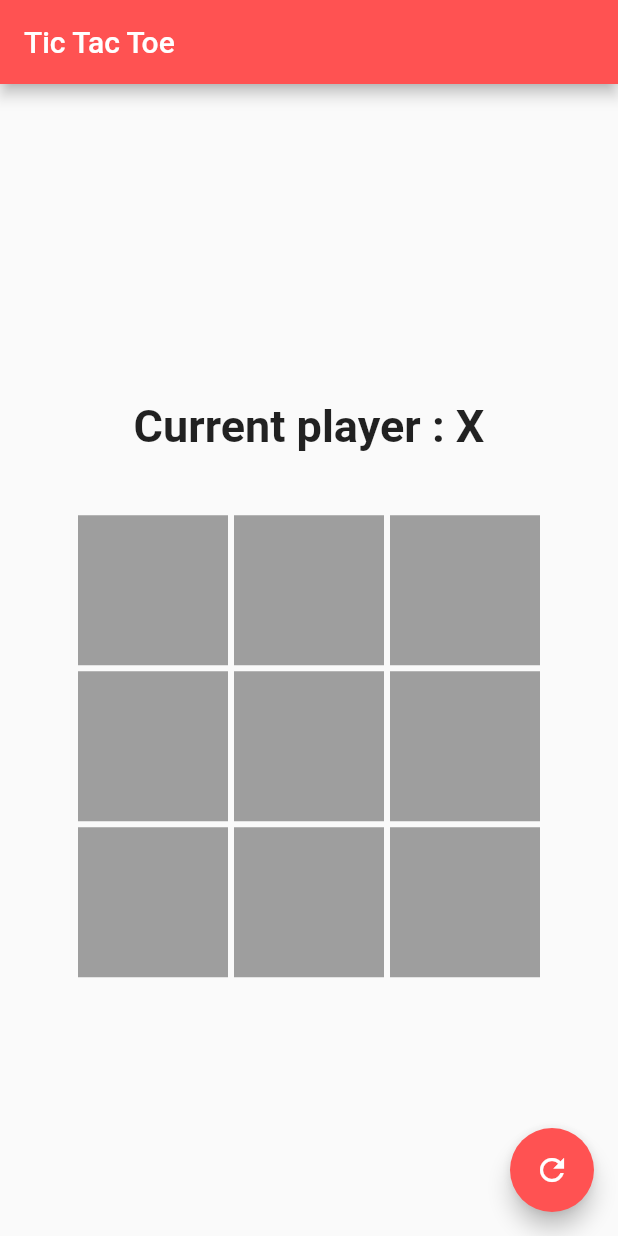
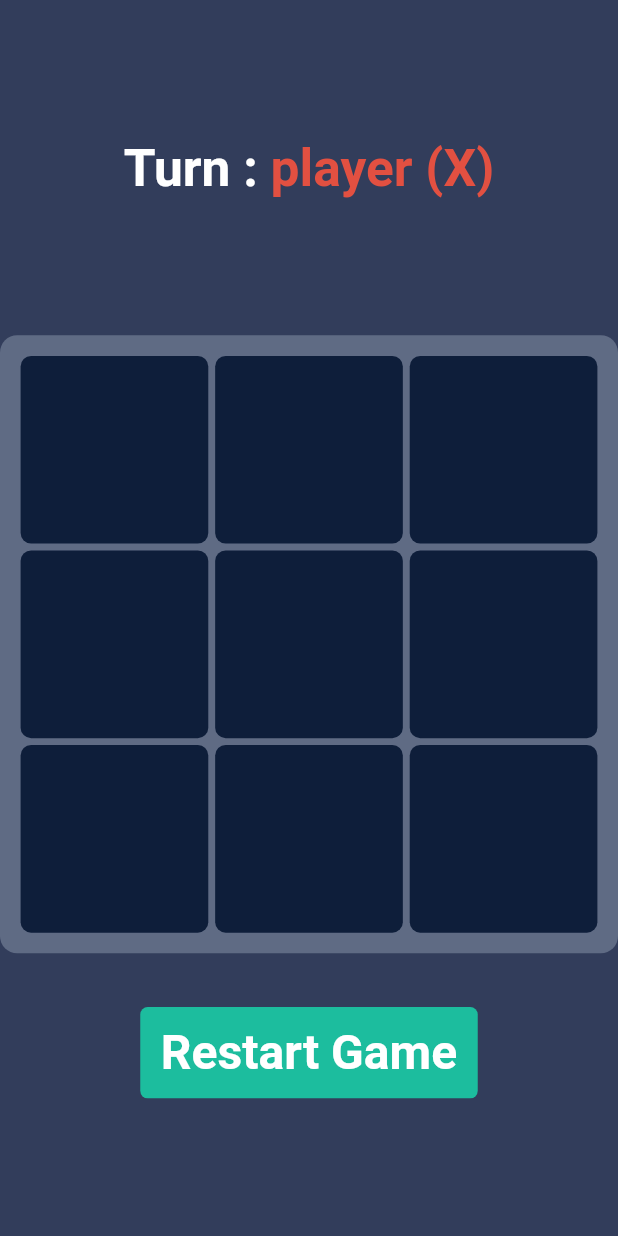
Before and after one commit to moncefzer/tic_tac_toe_ai, a Flutter app: the screen it shows after launch, on a phone screen of 412 x 824 dp. Run offline on Flutter 3.47's test engine with Material 2 defaults, Android fonts, the phone set to English and light mode, and no system bars; our stand-ins replace awesome_dialog, flutter_bloc, flutter_screenutil.

Commit message:
refactore game + README

```diff
--- a/lib/entities/ai_player.dart
+++ b/lib/entities/ai_player.dart
@@ -6,17 +6,6 @@ class AIPlayer extends Player {
   const AIPlayer({required super.value});
 
   Future<Move> getBestMove(Game game) async {
-    Move bestMove = game.getAvailableMoves()[0];
-    int bestScore = -1000;
-    for (Move move in game.getAvailableMoves()) {
-      Game newGame = Game.clone(game);
-      newGame.moveWithToggle(move);
-      int score = MinMax.search(newGame, false, move);
-      if (score > bestScore) {
-        bestScore = score;
-        bestMove = move;
-      }
-    }
-    return bestMove;
+    return MinMax.getBestMoveWithMinMax(game);
   }
 }
--- a/lib/entities/minmax.dart
+++ b/lib/entities/minmax.dart
@@ -9,6 +9,23 @@ class MinMax {
     if (game.isWinner(playerX, move)) return -1;
 
     return 0;
+  }
+
+  static Move getBestMoveWithMinMax(Game game) {
+    List<Move> availableMoves = game.getAvailableMoves();
+    Move bestMove = availableMoves[0];
+    int bestScore = -1000;
+    for (Move move in availableMoves) {
+      Game newGame = Game.clone(game);
+      newGame.moveWithToggle(move);
+      int score = search(newGame, false, move);
+      if (score > bestScore) {
+        bestScore = score;
+        bestMove = move;
+      }
+    }
+
+    return bestMove;
   }
 
   static int search(Game game, bool maximizingPlayer, Move move) {
--- a/lib/game_page.dart
+++ b/lib/game_page.dart
@@ -1,8 +1,11 @@
 import 'package:flutter/material.dart';
 import 'package:flutter_bloc/flutter_bloc.dart';
+import 'package:flutter_screenutil/flutter_screenutil.dart';
 import 'package:tic_tact_toe_ai/cubit/game_cubit.dart';
-
+import 'package:tic_tact_toe_ai/res/app_colors.dart';
+import 'package:awesome_dialog/awesome_dialog.dart';
 import 'entities/entities.dart';
+import 'widgets/borad_widget.dart';
 
 class GamePage extends StatelessWidget {
   const GamePage({super.key});
@@ -10,31 +13,15 @@ class GamePage extends StatelessWidget {
   @override
   Widget build(BuildContext context) {
     return Scaffold(
-      appBar: _buildAppBar(context),
-      floatingActionButton: FloatingActionButton(
-        backgroundColor: Colors.redAccent,
-        onPressed: () {
-          GameCubit.get(context).repeatGame();
-        },
-        child: const Icon(Icons.refresh),
-      ),
-      body: Column(
-        mainAxisAlignment: MainAxisAlignment.center,
-        children: [
-          const SizedBox(height: 40),
-          BlocConsumer<GameCubit, GameState>(
+      backgroundColor: AppColors.backgroundColor,
+      body: SafeArea(
+        child: BlocConsumer<GameCubit, GameState>(
           listener: (context, state) {
             if (state.isGameOver == true && state.status == GameStatus.win) {
-                final snackBar = SnackBar(
-                  content: Text('Player ${state.player} Win'),
-                );
-                ScaffoldMessenger.of(context).showSnackBar(snackBar);
+              _windDialog(context, state).show();
             }
             if (state.isGameOver == true && state.status == GameStatus.draw) {
-                const snackBar = SnackBar(
-                  content: Text('Draw game'),
-                );
-                ScaffoldMessenger.of(context).showSnackBar(snackBar);
+              _drawDialog(context).show();
             }
           },
           builder: (context, state) {
@@ -42,91 +29,97 @@ class GamePage extends StatelessWidget {
             var board = cubit.game.board;
             return Column(
               children: [
-                  Text(
-                    'Current player : ${state.player}',
-                    style: const TextStyle(
-                      fontSize: 30,
-                      fontWeight: FontWeight.w600,
+                const Spacer(flex: 2),
+                Text.rich(
+                  TextSpan(
+                    children: [
+                      const TextSpan(
+                        text: 'Turn :',
+                      ),
+                      TextSpan(
+                        text: ' player (${state.player})',
+                        style: TextStyle(
+                          color: state.player.value == Cell.X
+                              ? AppColors.red
+                              : AppColors.green,
                         ),
                       ),
-                  const SizedBox(height: 40),
+                    ],
+                  ),
+                  style: TextStyle(
+                    fontSize: 30.sp,
+                    fontWeight: FontWeight.w600,
+                    color: Colors.white,
+                  ),
+                ),
+                const Spacer(flex: 2),
                 BoardWidget(board: board),
+                SizedBox(height: 30.h),
+                InkWell(
+                  onTap: GameCubit.get(context).repeatGame,
+                  child: Container(
+                    padding: EdgeInsets.symmetric(
+                      horizontal: 12.w,
+                      vertical: 10.w,
+                    ),
+                    decoration: BoxDecoration(
+                      color: AppColors.green,
+                      borderRadius: BorderRadius.circular(5),
+                    ),
+                    child: Text(
+                      'Restart Game',
+                      style: TextStyle(
+                        fontSize: 28.sp,
+                        fontWeight: FontWeight.bold,
+                        color: Colors.white,
+                      ),
+                    ),
+                  ),
+                ),
+                const Spacer(flex: 2),
               ],
             );
           },
         ),
-        ],
       ),
     );
   }
 
-  AppBar _buildAppBar(BuildContext context) {
-    return AppBar(
-      title: const Text('Tic Tac Toe'),
-      backgroundColor: Theme.of(context).primaryColor,
+  AwesomeDialog _windDialog(BuildContext context, GameState state) {
+    return AwesomeDialog(
+      context: context,
+      dialogType: DialogType.success,
+      animType: AnimType.rightSlide,
+      title: 'Win',
+      titleTextStyle: TextStyle(
+        fontSize: 30.sp,
+        fontWeight: FontWeight.w600,
+      ),
+      descTextStyle: TextStyle(
+        fontSize: 17.sp,
+        fontWeight: FontWeight.w500,
+      ),
+      desc: 'Player ${state.player} Win',
+      btnOkOnPress: () {},
+    );
+  }
+
+  AwesomeDialog _drawDialog(BuildContext context) {
+    return AwesomeDialog(
+      context: context,
+      dialogType: DialogType.info,
+      animType: AnimType.rightSlide,
+      title: 'Draw',
+      titleTextStyle: TextStyle(
+        fontSize: 30.sp,
+        fontWeight: FontWeight.w600,
+      ),
+      descTextStyle: TextStyle(
+        fontSize: 17.sp,
+        fontWeight: FontWeight.w500,
+      ),
+      desc: 'This was a draw game',
+      btnOkOnPress: () {},
     );
   }
 }
-
-class BoardWidget extends StatelessWidget {
-  const BoardWidget({
-    super.key,
-    required this.board,
-  });
-
-  final List<List<Cell>> board;
-
-  @override
-  Widget build(BuildContext context) {
-    return Column(
-      mainAxisAlignment: MainAxisAlignment.center,
-      children: [
-        for (int i = 0; i < board.length; i++)
-          Row(
-            mainAxisAlignment: MainAxisAlignment.center,
-            children: [
-              for (int j = 0; j < board[i].length; j++)
-                CellWidget(row: i, col: j, cellValue: board[i][j]),
-            ],
-          )
-      ],
-    );
-  }
-}
-
-class CellWidget extends StatelessWidget {
-  const CellWidget({
-    super.key,
-    required this.row,
-    required this.col,
-    required this.cellValue,
-  });
-  final int row;
-  final int col;
-  final Cell cellValue;
-
-  @override
-  Widget build(BuildContext context) {
-    return GestureDetector(
-      onTap: () {
-        if (cellValue != Cell.empty) return;
-        GameCubit.get(context).makeMove(Move(row, col));
-      },
-      child: Container(
-        margin: const EdgeInsets.all(2),
-        color: cellValue == Cell.empty ? Colors.grey : Colors.redAccent,
-        height: 100,
-        width: 100,
-        alignment: Alignment.center,
-        child: Text(
-          cellValue != Cell.empty ? cellValue.name : ' ',
-          style: const TextStyle(
-            fontSize: 40,
-            fontWeight: FontWeight.w900,
-            color: Colors.white,
-          ),
-        ),
-      ),
-    );
-  }
-}
--- a/lib/main.dart
+++ b/lib/main.dart
@@ -1,5 +1,6 @@
 import 'package:flutter/material.dart';
 import 'package:flutter_bloc/flutter_bloc.dart';
+import 'package:flutter_screenutil/flutter_screenutil.dart';
 
 import 'cubit/bloc_observer.dart';
 import 'cubit/game_cubit.dart';
@@ -15,16 +16,21 @@ class MyApp extends StatelessWidget {
 
   @override
   Widget build(BuildContext context) {
+    return ScreenUtilInit(
+      designSize: const Size(360, 690),
+      minTextAdapt: true,
+      splitScreenMode: true,
+      builder: (context, child) {
         return MaterialApp(
           title: 'Tic Tac Toe',
           debugShowCheckedModeBanner: false,
-      theme: ThemeData(
-        primaryColor: Colors.redAccent,
-      ),
+          theme: ThemeData(),
           home: BlocProvider(
             create: (context) => GameCubit(),
             child: const GamePage(),
           ),
         );
+      },
+    );
   }
 }
--- /dev/null
+++ b/lib/res/app_colors.dart
@@ -0,0 +1,15 @@
+import 'package:flutter/material.dart';
+
+class AppColors {
+  AppColors._();
+
+  static const red = Color(0xffe25041);
+
+  static const green = Color(0xff1cbd9e);
+
+  static const backgroundColor = Color(0xff323d5b);
+
+  static const backgroundColorLight = Color(0xff5f6b84);
+
+  static const darkBackgroundColor = Color(0xff0e1e3a);
+}
--- /dev/null
+++ b/lib/widgets/borad_widget.dart
@@ -0,0 +1,39 @@
+import 'package:flutter/material.dart';
+import 'package:flutter_screenutil/flutter_screenutil.dart';
+import 'package:tic_tact_toe_ai/res/app_colors.dart';
+
+import '../entities/entities.dart';
+import 'cell_widget.dart';
+
+class BoardWidget extends StatelessWidget {
+  const BoardWidget({
+    super.key,
+    required this.board,
+  });
+
+  final List<List<Cell>> board;
+
+  @override
+  Widget build(BuildContext context) {
+    return Container(
+      padding: EdgeInsets.all(10.w),
+      decoration: BoxDecoration(
+        color: AppColors.backgroundColorLight,
+        borderRadius: BorderRadius.circular(10.w),
+      ),
+      child: GridView.builder(
+        shrinkWrap: true,
+        gridDelegate: const SliverGridDelegateWithFixedCrossAxisCount(
+          crossAxisCount: 3,
+        ),
+        itemCount: 9,
+        itemBuilder: (context, index) {
+          final row = index ~/ 3;
+          final col = index % 3;
+
+          return CellWidget(row: row, col: col, cellValue: board[row][col]);
+        },
+      ),
+    );
+  }
+}
--- /dev/null
+++ b/lib/widgets/cell_widget.dart
@@ -0,0 +1,44 @@
+import 'package:flutter/material.dart';
+import 'package:flutter_screenutil/flutter_screenutil.dart';
+import 'package:tic_tact_toe_ai/res/app_colors.dart';
+
+import '../cubit/game_cubit.dart';
+import '../entities/entities.dart';
+
+class CellWidget extends StatelessWidget {
+  const CellWidget({
+    super.key,
+    required this.row,
+    required this.col,
+    required this.cellValue,
+  });
+  final int row;
+  final int col;
+  final Cell cellValue;
+
+  @override
+  Widget build(BuildContext context) {
+    return GestureDetector(
+      onTap: () {
+        if (cellValue != Cell.empty) return;
+        GameCubit.get(context).makeMove(Move(row, col));
+      },
+      child: Container(
+        margin: EdgeInsets.all(2.w),
+        alignment: Alignment.center,
+        decoration: BoxDecoration(
+          color: AppColors.darkBackgroundColor,
+          borderRadius: BorderRadius.circular(7),
+        ),
+        child: Text(
+          cellValue != Cell.empty ? cellValue.name : ' ',
+          style: TextStyle(
+            fontSize: 90.sp,
+            fontWeight: FontWeight.bold,
+            color: cellValue == Cell.X ? AppColors.red : AppColors.green,
+          ),
+        ),
+      ),
+    );
+  }
+}
--- a/pubspec.yaml
+++ b/pubspec.yaml
@@ -8,10 +8,12 @@ environment:
   sdk: ">=2.19.6 <3.0.0"
 
 dependencies:
+  awesome_dialog: ^3.1.0
   cupertino_icons: ^1.0.2
   flutter:
     sdk: flutter
   flutter_bloc: ^8.1.2
+  flutter_screenutil: ^5.8.4
   google_fonts: ^4.0.4
 
 dev_dependencies:
```
Also changed, not shown: demo/minmax.png (added), pubspec.lock, 3 other files. Lines whose indentation alone changed are shown as unchanged.
